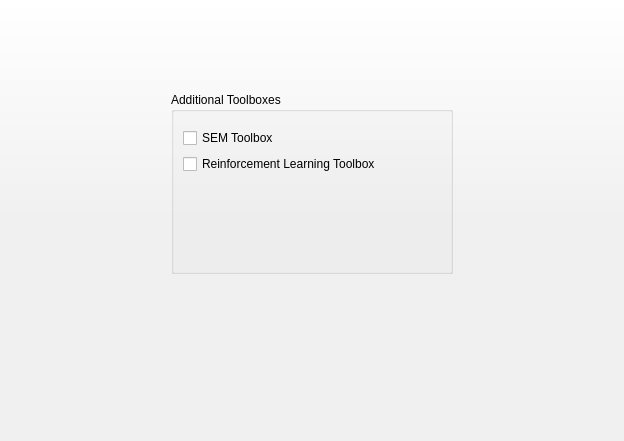
The window that JASP-Desktop/optionsform.ui (jasp-stats/jasp-desktop) describes before a commit, drawn with Qt 5.
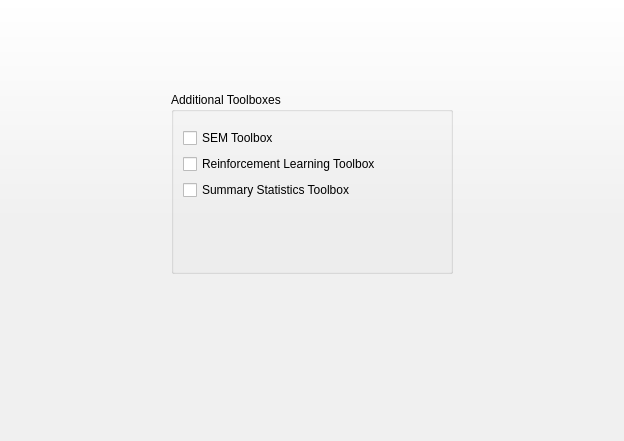
The same window after the commit.

Commit message: added Summary stats module to optionsform

```diff
--- a/JASP-Desktop/optionsform.ui
+++ b/JASP-Desktop/optionsform.ui
@@ -62,7 +62,7 @@
               </property>
              </widget>
             </item>
-            <item row="2" column="0">
+            <item row="4" column="0">
              <spacer name="verticalSpacer_3">
               <property name="orientation">
                <enum>Qt::Vertical</enum>
@@ -82,6 +82,13 @@
               </property>
              </widget>
             </item>
+            <item row="2" column="0">
+             <widget class="QCheckBox" name="toolboxes_summaryStatistics">
+              <property name="text">
+               <string>Summary Statistics Toolbox</string>
+              </property>
+             </widget>
+            </item>
            </layout>
           </widget>
          </item>
```
The commit also changes 3 other files.
